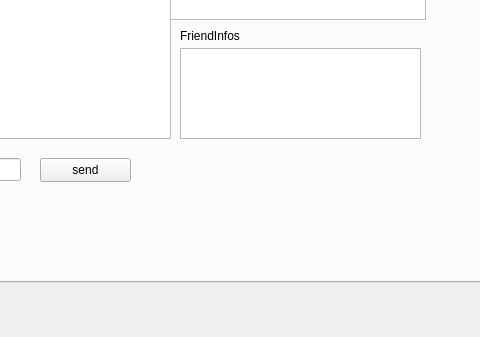
This is ui/gui.ui in hersche/jobManagement as Qt 5 draws it before an edit; both pictures show x 292 to 772 and y 378 to 715 of the 1043 by 715 pixel window. The edited form follows.
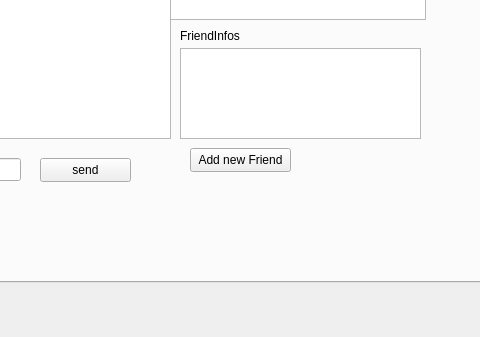
This is the edited form.

Commit message: add possibility for doing friendRequest (initCrash on new user for free

The edit to the form file:
```diff
--- a/ui/gui.ui
+++ b/ui/gui.ui
@@ -1857,6 +1857,19 @@
        </rect>
       </property>
      </widget>
+     <widget class="QPushButton" name="toxTryNewFriendRequest">
+      <property name="geometry">
+       <rect>
+        <x>480</x>
+        <y>460</y>
+        <width>101</width>
+        <height>24</height>
+       </rect>
+      </property>
+      <property name="text">
+       <string>Add new Friend</string>
+      </property>
+     </widget>
     </widget>
    </widget>
    <widget class="QLabel" name="status">
```
The commit also changes 6 other files.
